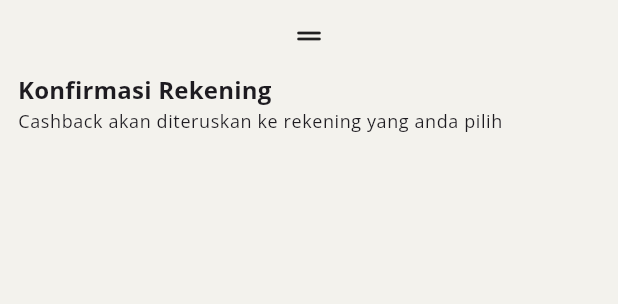
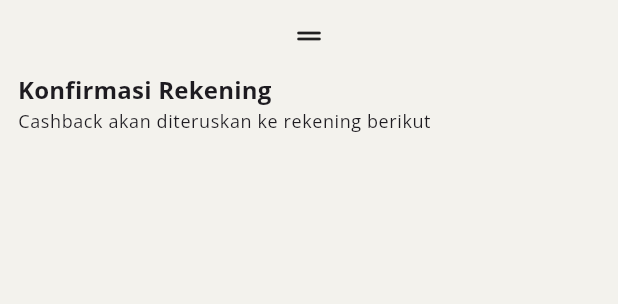
Before and after one commit to kamera846/topmortarseller, a Flutter app: the ScannerResultScreen widget shown alone on an empty page, opened directly with empty values, on a phone screen of 412 x 824 dp. Shown: the top 304 px of the screen. Run offline on Flutter 3.47's test engine with Material 3 defaults, Android fonts, the phone set to English and light mode, and no system bars; our stand-ins replace google_fonts, shared_preferences, upgrader; missing offline and left inert: qr_code_scanner; accounts and stored records are empty.

Commit message:
Change wording

```diff
--- a/lib/screen/scanner/scanner_result_screen.dart
+++ b/lib/screen/scanner/scanner_result_screen.dart
@@ -147,7 +147,7 @@ class _ScannerResultScreenState extends State<ScannerResultScreen> {
               ),
         ),
         Text(
-          'Cashback akan diteruskan ke rekening yang anda pilih',
+          'Cashback akan diteruskan ke rekening berikut',
           style: Theme.of(context).textTheme.bodySmall!,
         ),
         const SizedBox(height: 12),
```
Also changed, not shown: pubspec.lock.
